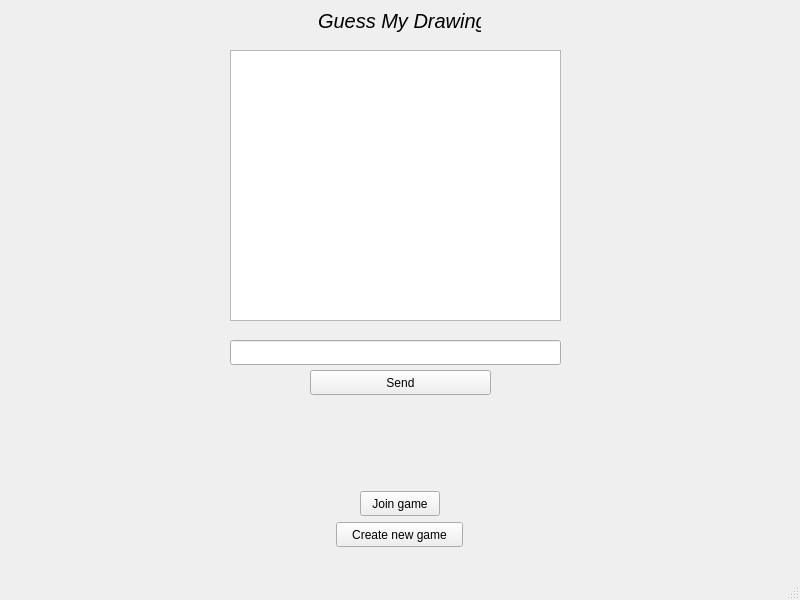
Old version of the form 07-GuessMyDrawing/Application/mainwindow.ui in the repository JelenaBondzic/GuessMyDrawing.
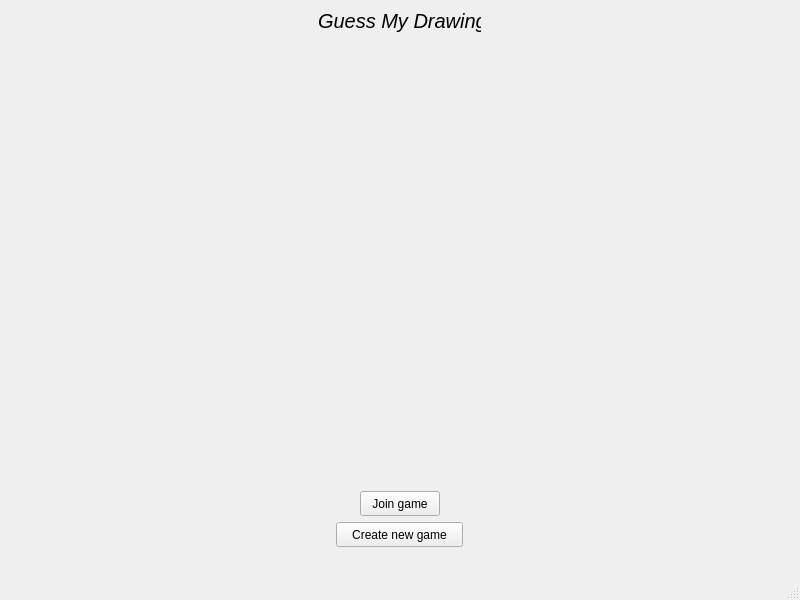
New version of the form.

What changed in the file:
```diff
--- a/07-GuessMyDrawing/Application/mainwindow.ui
+++ b/07-GuessMyDrawing/Application/mainwindow.ui
@@ -59,39 +59,6 @@
      <string>Create new game</string>
     </property>
    </widget>
-   <widget class="QListView" name="listView">
-    <property name="geometry">
-     <rect>
-      <x>230</x>
-      <y>50</y>
-      <width>331</width>
-      <height>271</height>
-     </rect>
-    </property>
-   </widget>
-   <widget class="QPushButton" name="btnSend">
-    <property name="geometry">
-     <rect>
-      <x>310</x>
-      <y>370</y>
-      <width>181</width>
-      <height>25</height>
-     </rect>
-    </property>
-    <property name="text">
-     <string>Send</string>
-    </property>
-   </widget>
-   <widget class="QLineEdit" name="leInput">
-    <property name="geometry">
-     <rect>
-      <x>230</x>
-      <y>340</y>
-      <width>331</width>
-      <height>25</height>
-     </rect>
-    </property>
-   </widget>
   </widget>
   <widget class="QMenuBar" name="menubar">
    <property name="geometry">
```
